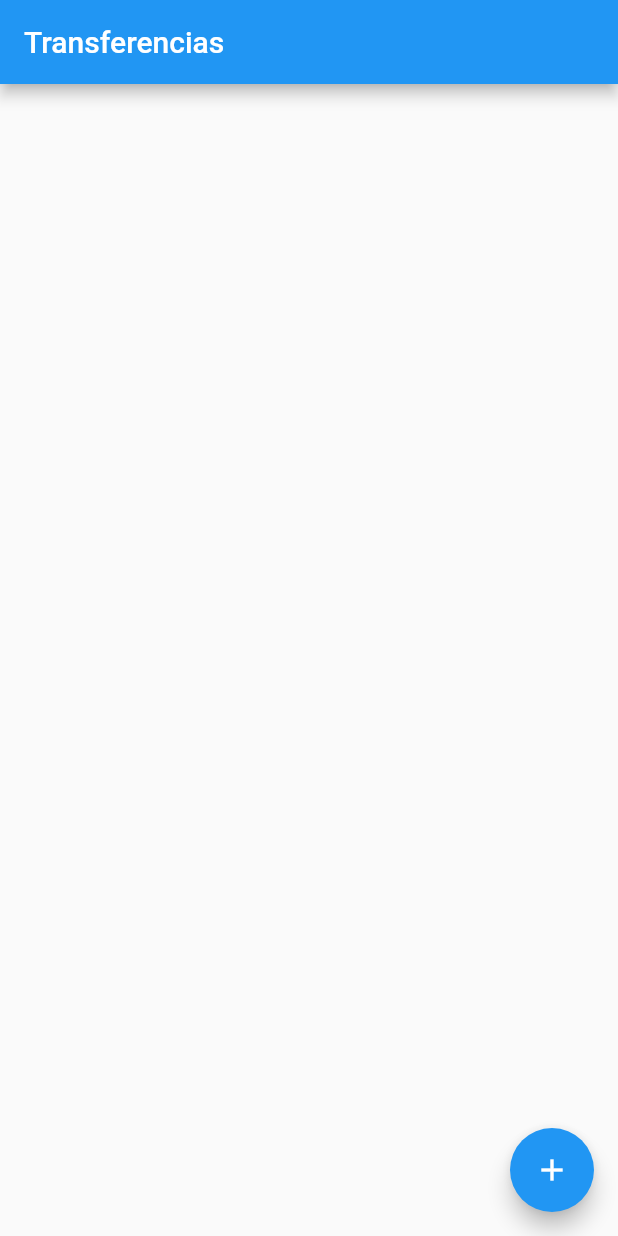
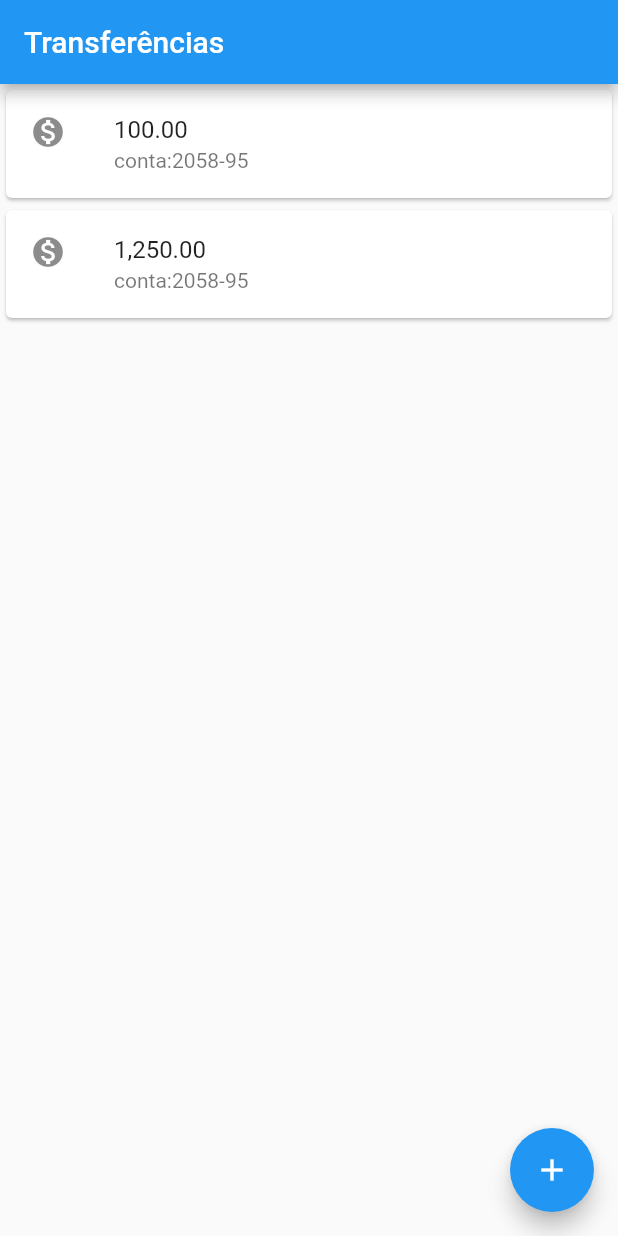
Before and after one commit to devCarlosAlexandre/Bytebank-Flutter, a Flutter app: the screen it shows after launch, on a phone screen of 412 x 824 dp. Run offline on Flutter 3.47's test engine with Material 2 defaults, Android fonts, the phone set to English and light mode, and no system bars.

Commit message:
correção da lista

```diff
--- a/lib/main.dart
+++ b/lib/main.dart
@@ -3,8 +3,25 @@ import 'package:flutter/material.dart';
 void main() => runApp(
 MaterialApp(
   home: Scaffold(
+    body:Column(children: <Widget>[
+      Card(
+      child: ListTile(
+        leading: Icon(Icons.monetization_on),
+        title: Text('100.00'),
+        subtitle:Text ("conta:2058-95"),
+      ),
+    ),
+    Card(
+      child: ListTile(
+        leading: Icon(Icons.monetization_on),
+        title: Text('1,250.00'),
+        subtitle:Text ("conta:2058-95"),
+      ),
+    ),
+    ],
+    ),
     appBar: AppBar(
-      title: Text("Transferencias"),
+      title: Text("Transferências"),
     ),
     floatingActionButton: FloatingActionButton(
           onPressed: () {  },//é necessário passar o parâmetro para rodar
```
